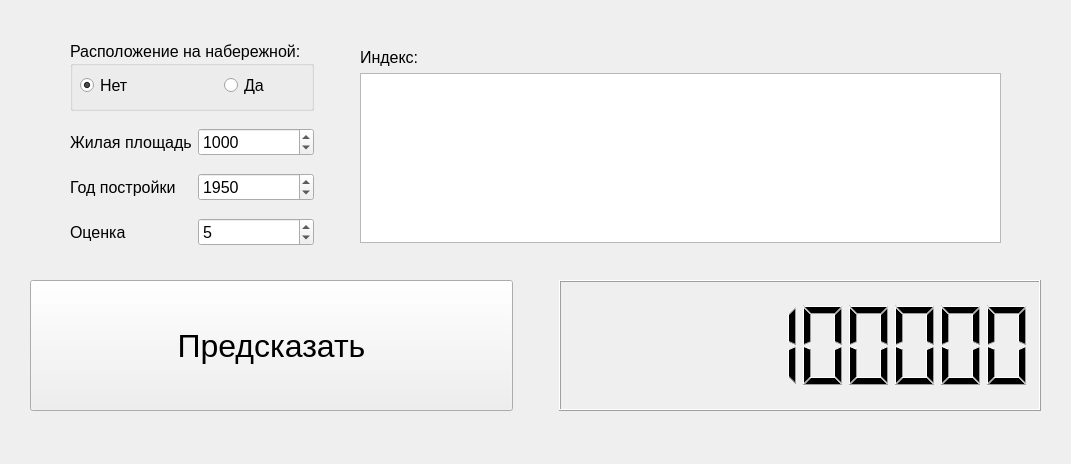
Old version of the form pyApp/design.ui in the repository normall777/DataAccessMethodsCursovaya.
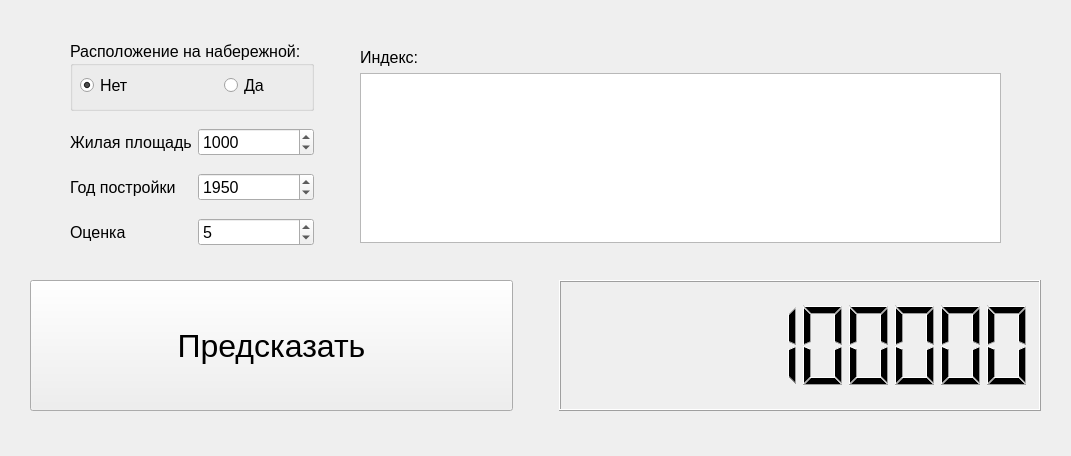
New version of the form.

Commit message: Добавлено окно "Ошибка предсказания"

Diff of the .ui file:
```diff
--- a/pyApp/design.ui
+++ b/pyApp/design.ui
@@ -5,18 +5,16 @@
   <property name="enabled">
    <bool>true</bool>
   </property>
-  <property name="geometry">
-   <rect>
-    <x>0</x>
-    <y>0</y>
+  <property name="minimumSize">
+   <size>
     <width>1071</width>
-    <height>464</height>
-   </rect>
+    <height>456</height>
+   </size>
   </property>
   <property name="maximumSize">
    <size>
     <width>1071</width>
-    <height>464</height>
+    <height>456</height>
    </size>
   </property>
   <property name="font">
```
The commit also changes 2 other files.
